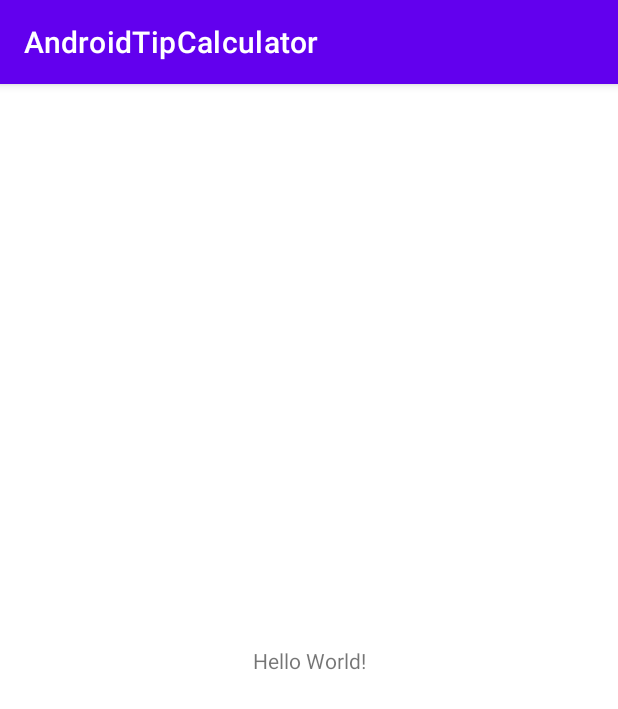
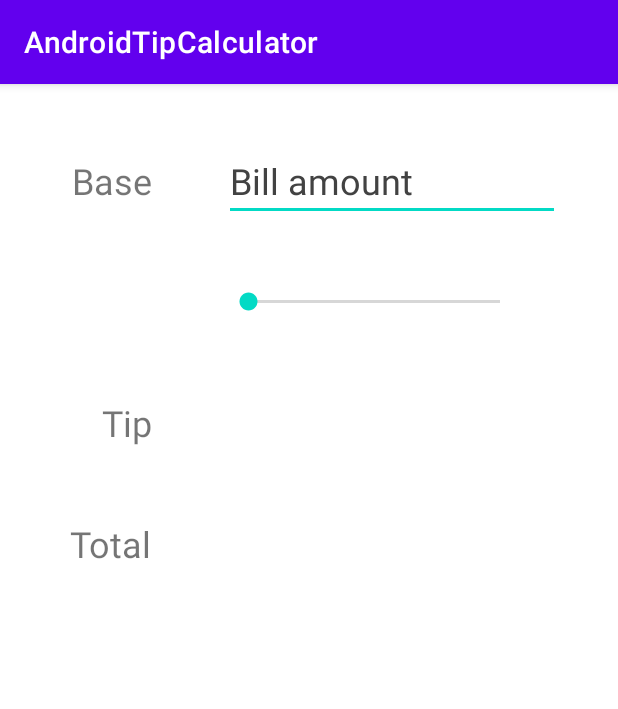
Before and after one commit to FrenkenFlores/AndroidTipCalculator, an Android app: the screen it shows after launch (MainActivity), on a phone screen of 412 x 824 dp. Shown: the top 709 px of the screen. Run offline under Robolectric (Android 15) with nearby library versions, the phone set to English and light mode, and no system bars.

Commit message:
2* designed UI

```diff
--- a/app/src/main/res/layout/activity_main.xml
+++ b/app/src/main/res/layout/activity_main.xml
@@ -7,12 +7,86 @@
     tools:context=".MainActivity">
 
     <TextView
+        android:id="@+id/tvBase"
         android:layout_width="wrap_content"
         android:layout_height="wrap_content"
-        android:text="Hello World!"
-        app:layout_constraintBottom_toBottomOf="parent"
-        app:layout_constraintLeft_toLeftOf="parent"
-        app:layout_constraintRight_toRightOf="parent"
+        android:layout_marginStart="48dp"
+        android:layout_marginTop="48dp"
+        android:text="@string/base"
+        android:textSize="24sp"
+        app:layout_constraintStart_toStartOf="parent"
         app:layout_constraintTop_toTopOf="parent" />
 
+    <TextView
+        android:id="@+id/tvPercent"
+        android:layout_width="wrap_content"
+        android:layout_height="wrap_content"
+        android:layout_marginTop="48dp"
+        tools:text="@string/percent"
+        android:textSize="24sp"
+        android:textStyle="bold"
+        app:layout_constraintEnd_toEndOf="@+id/tvBase"
+        app:layout_constraintTop_toBottomOf="@+id/tvBase" />
+
+    <TextView
+        android:id="@+id/tvTip"
+        android:layout_width="wrap_content"
+        android:layout_height="wrap_content"
+        android:layout_marginTop="48dp"
+        android:text="@string/tip"
+        android:textSize="24sp"
+        app:layout_constraintEnd_toEndOf="@+id/tvPercent"
+        app:layout_constraintTop_toBottomOf="@+id/tvPercent" />
+
+    <TextView
+        android:id="@+id/tvTotal"
+        android:layout_width="wrap_content"
+        android:layout_height="wrap_content"
+        android:layout_marginTop="48dp"
+        android:text="@string/total"
+        android:textSize="24sp"
+        app:layout_constraintEnd_toEndOf="@+id/tvTip"
+        app:layout_constraintTop_toBottomOf="@+id/tvTip" />
+
+    <EditText
+        android:id="@+id/etBaseAmount"
+        android:layout_width="wrap_content"
+        android:layout_height="wrap_content"
+        android:layout_marginStart="48dp"
+        android:ems="8"
+        android:hint="Bill amount"
+        android:inputType="numberDecimal"
+        android:textColorHint="@color/cardview_dark_background"
+        android:textSize="24sp"
+        app:layout_constraintBaseline_toBaselineOf="@+id/tvBase"
+        app:layout_constraintStart_toEndOf="@+id/tvBase" />
+
+    <SeekBar
+        android:id="@+id/seekBar"
+        android:layout_width="200dp"
+        android:layout_height="wrap_content"
+        android:max="30"
+        app:layout_constraintBottom_toBottomOf="@+id/tvPercent"
+        app:layout_constraintStart_toStartOf="@+id/etBaseAmount"
+        app:layout_constraintTop_toTopOf="@+id/tvPercent" />
+
+    <TextView
+        android:id="@+id/tvTipAmount"
+        android:layout_width="wrap_content"
+        android:layout_height="wrap_content"
+        tools:text="@string/tipamount"
+        android:textSize="24sp"
+        app:layout_constraintBottom_toBottomOf="@+id/tvTip"
+        app:layout_constraintStart_toStartOf="@+id/seekBar"
+        app:layout_constraintTop_toTopOf="@+id/tvTip" />
+
+    <TextView
+        android:id="@+id/tvTotalAmount"
+        android:layout_width="wrap_content"
+        android:layout_height="wrap_content"
+        tools:text="@string/totalamount"
+        android:textSize="24sp"
+        app:layout_constraintBottom_toBottomOf="@+id/tvTotal"
+        app:layout_constraintStart_toStartOf="@+id/tvTipAmount"
+        app:layout_constraintTop_toTopOf="@+id/tvTotal" />
 </androidx.constraintlayout.widget.ConstraintLayout>
--- a/app/src/main/res/values/strings.xml
+++ b/app/src/main/res/values/strings.xml
@@ -1,3 +1,9 @@
 <resources>
     <string name="app_name">AndroidTipCalculator</string>
+    <string name="base">Base</string>
+    <string name="percent">24%</string>
+    <string name="tip">Tip</string>
+    <string name="total">Total</string>
+    <string name="tipamount">0</string>
+    <string name="totalamount">0</string>
 </resources>
```
